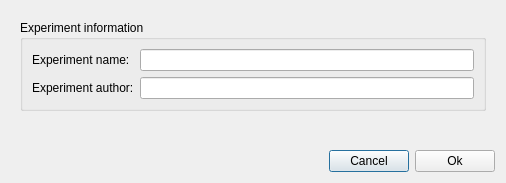
Qt form meggie/mainwindow/dialogs/createExperimentDialogUi.ui (cibr-jyu/meggie) before a commit.
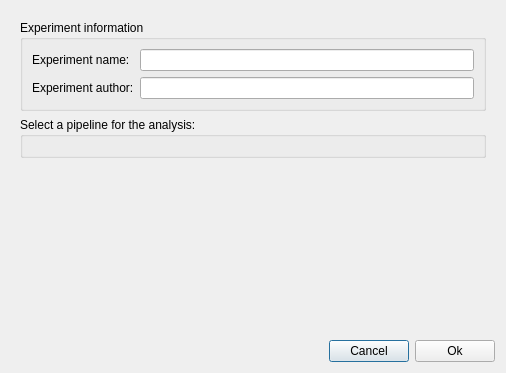
The same form after that commit.

Commit message: Add pipeline selections to create experiment dialog and add eeg action filtering

```diff
--- a/meggie/mainwindow/dialogs/createExperimentDialogUi.ui
+++ b/meggie/mainwindow/dialogs/createExperimentDialogUi.ui
@@ -10,7 +10,7 @@
     <x>0</x>
     <y>0</y>
     <width>506</width>
-    <height>183</height>
+    <height>373</height>
    </rect>
   </property>
   <property name="windowTitle">
@@ -31,7 +31,7 @@
         <x>0</x>
         <y>0</y>
         <width>488</width>
-        <height>134</height>
+        <height>324</height>
        </rect>
       </property>
       <property name="minimumSize">
@@ -41,6 +41,19 @@
        </size>
       </property>
       <layout class="QGridLayout" name="gridLayout">
+       <item row="2" column="1">
+        <spacer name="verticalSpacer">
+         <property name="orientation">
+          <enum>Qt::Vertical</enum>
+         </property>
+         <property name="sizeHint" stdset="0">
+          <size>
+           <width>20</width>
+           <height>40</height>
+          </size>
+         </property>
+        </spacer>
+       </item>
        <item row="0" column="1">
         <widget class="QGroupBox" name="groupBoxInfo">
          <property name="title">
@@ -71,17 +84,12 @@
         </widget>
        </item>
        <item row="1" column="1">
-        <spacer name="verticalSpacer">
-         <property name="orientation">
-          <enum>Qt::Vertical</enum>
+        <widget class="QGroupBox" name="groupBoxPipeline">
+         <property name="title">
+          <string>Select a pipeline for the analysis:</string>
          </property>
-         <property name="sizeHint" stdset="0">
-          <size>
-           <width>20</width>
-           <height>40</height>
-          </size>
-         </property>
-        </spacer>
+         <layout class="QGridLayout" name="gridLayoutPipeline"/>
+        </widget>
        </item>
       </layout>
      </widget>
```
The commit also changes 9 other files.
